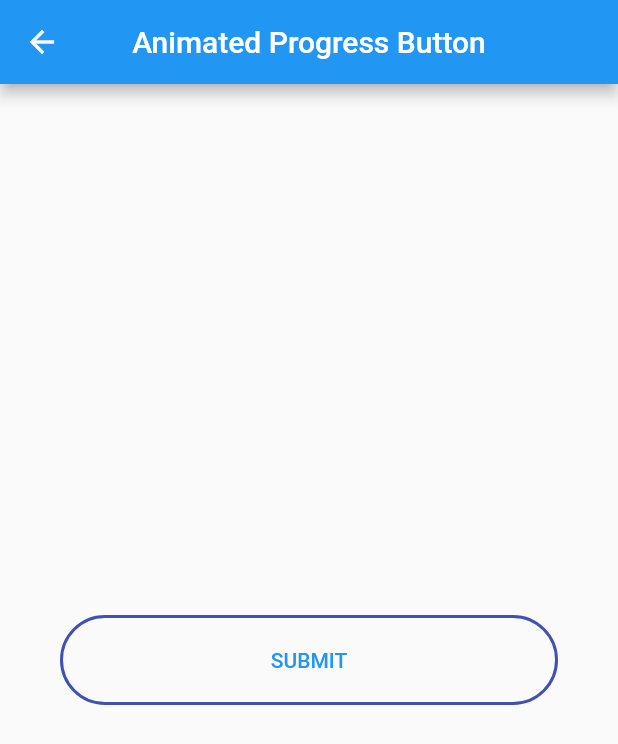
After one commit to sagarkoju/ArticleBlog, a Flutter app: the screen it shows after launch, after a tap on "Animated Progress Button in Flutter", on a phone screen of 412 x 824 dp. The commit adds this screen. Shown: the top 744 px of the screen. Run offline on Flutter 3.47's test engine with Material 2 defaults, Android fonts, the light colour scheme and no system bars; our stand-ins replace shimmer.

Commit message:
animated progress indicator added

```diff
--- a/lib/main.dart
+++ b/lib/main.dart
@@ -1,11 +1,13 @@
 import 'package:flutter/material.dart';
 import 'package:intl/intl.dart';
+import 'package:vlogpost/screen/Animated_progress_indicator.dart';
 import 'package:vlogpost/screen/bottom_overflow.dart';
 import 'package:vlogpost/screen/checkbox.dart';
 import 'package:vlogpost/screen/dropdown.dart';
 import 'package:vlogpost/screen/duplicate_list.dart';
 import 'package:vlogpost/screen/fold_screen.dart';
 import 'package:vlogpost/screen/gridview.dart';
+import 'package:vlogpost/screen/loading_spinner_button.dart';
 import 'package:vlogpost/screen/page_view.dart';
 import 'package:vlogpost/screen/popup_menu_button.dart';
 import 'package:vlogpost/screen/remove_where.dart';
@@ -289,6 +291,33 @@ class _TextScreenState extends State<TextScreen> {
                     Navigator.push(
                         context,
                         MaterialPageRoute(
+                            builder: (_) =>
+                                const LoadingSpinnerButtonScreen()));
+                  },
+                  child: const Text('Loading Spinner in Flutter'),
+                ),
+              ),
+              Container(
+                padding: const EdgeInsets.symmetric(horizontal: 15),
+                width: double.infinity,
+                child: ElevatedButton(
+                  onPressed: () {
+                    Navigator.push(
+                        context,
+                        MaterialPageRoute(
+                            builder: (_) => const AnimatedProgressScreen()));
+                  },
+                  child: const Text('Animated Progress Button in Flutter'),
+                ),
+              ),
+              Container(
+                padding: const EdgeInsets.symmetric(horizontal: 15),
+                width: double.infinity,
+                child: ElevatedButton(
+                  onPressed: () {
+                    Navigator.push(
+                        context,
+                        MaterialPageRoute(
                             builder: (_) => const RemoveWhereScreem()));
                   },
                   child: const Text('Remove Where Method'),
--- /dev/null
+++ b/lib/screen/animated_progress_indicator.dart
@@ -0,0 +1,86 @@
+// ignore: file_names
+import 'package:flutter/material.dart';
+
+enum ButtonState { init, submitting, completed }
+
+class AnimatedProgressScreen extends StatefulWidget {
+  const AnimatedProgressScreen({Key? key}) : super(key: key);
+
+  @override
+  State<AnimatedProgressScreen> createState() => _AnimatedProgressScreenState();
+}
+
+class _AnimatedProgressScreenState extends State<AnimatedProgressScreen> {
+  bool isAnimating = true;
+  ButtonState state = ButtonState.init;
+  @override
+  Widget build(BuildContext context) {
+    final buttonWidth = MediaQuery.of(context).size.width;
+    // update the UI depending on below variable values
+    final isStretched = isAnimating || state == ButtonState.init;
+    final isDone = state == ButtonState.completed;
+    return Scaffold(
+      appBar: AppBar(
+        title: const Text('Animated Progress Button'),
+        centerTitle: true,
+      ),
+      body: Container(
+        alignment: Alignment.center,
+        padding: const EdgeInsets.all(40),
+        child: AnimatedContainer(
+            duration: const Duration(milliseconds: 300),
+            onEnd: () => setState(() {
+                  isAnimating = !isAnimating;
+                }),
+            width: state == ButtonState.init ? buttonWidth : 70,
+            height: 60,
+            // If Button State is Submiting or Completed  show 'buttonCircular' widget as below
+            child: isStretched ? buildButton() : circularContainer(isDone)),
+      ),
+    );
+  }
+
+  // If Button State is init : show Normal submit button
+  Widget buildButton() => OutlinedButton(
+        style: ElevatedButton.styleFrom(
+          shape: const StadiumBorder(),
+          side: const BorderSide(color: Colors.indigo, width: 2),
+        ),
+        onPressed: () async {
+          // here when button is pressed
+          // we are changing the state
+          // therefore depending on state our button UI changed.
+          setState(() {
+            state = ButtonState.submitting;
+          });
+          //await 2 sec // you need to implement your server response here.
+          await Future.delayed(const Duration(seconds: 2));
+          setState(() {
+            state = ButtonState.completed;
+          });
+          await Future.delayed(const Duration(seconds: 2));
+          setState(() {
+            state = ButtonState.init;
+          });
+        },
+        child: const FittedBox(
+          child: Text('SUBMIT'),
+        ),
+      );
+  // this is custom Widget to show rounded container
+  // here is state is submitting, we are showing loading indicator on container then.
+  // if it completed then showing a Icon.
+  Widget circularContainer(bool done) {
+    final color = done ? Colors.green : Colors.blueAccent;
+    return Container(
+      decoration: BoxDecoration(shape: BoxShape.circle, color: color),
+      child: Center(
+        child: done
+            ? const Icon(Icons.done, size: 50, color: Colors.white)
+            : const CircularProgressIndicator(
+                color: Colors.white,
+              ),
+      ),
+    );
+  }
+}
```
Also changed, not shown: lib/screen/loading_spinner_button.dart (+64 -0 lines).
